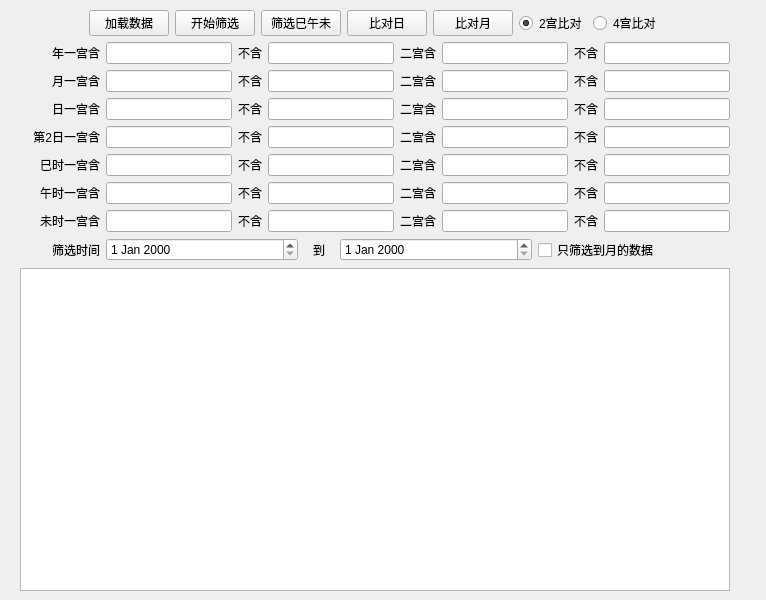
The window that main/mainwindow.ui (kinglon/stocktool) describes before a commit, drawn with Qt 5.
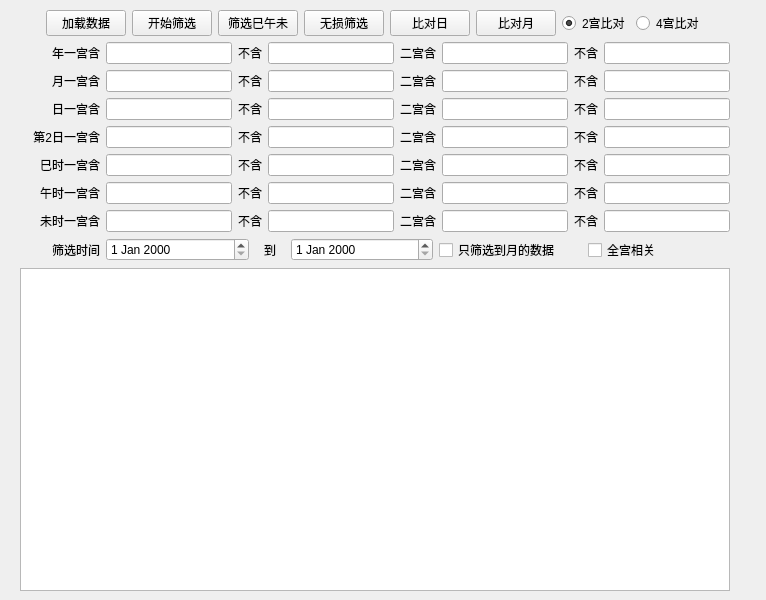
The same window after the commit.

Patch:
```diff
--- a/main/mainwindow.ui
+++ b/main/mainwindow.ui
@@ -78,6 +78,19 @@
          </property>
         </widget>
        </item>
+       <item>
+        <widget class="QPushButton" name="notLossFilterButton">
+         <property name="maximumSize">
+          <size>
+           <width>100</width>
+           <height>16777215</height>
+          </size>
+         </property>
+         <property name="text">
+          <string>无损筛选</string>
+         </property>
+        </widget>
+       </item>
        <item>
         <widget class="QPushButton" name="dayCompareButton">
          <property name="maximumSize">
@@ -602,6 +615,13 @@
          </property>
         </widget>
        </item>
+       <item>
+        <widget class="QCheckBox" name="matchAllGongCheckBox">
+         <property name="text">
+          <string>全宫相关</string>
+         </property>
+        </widget>
+       </item>
       </layout>
      </item>
      <item>
```
